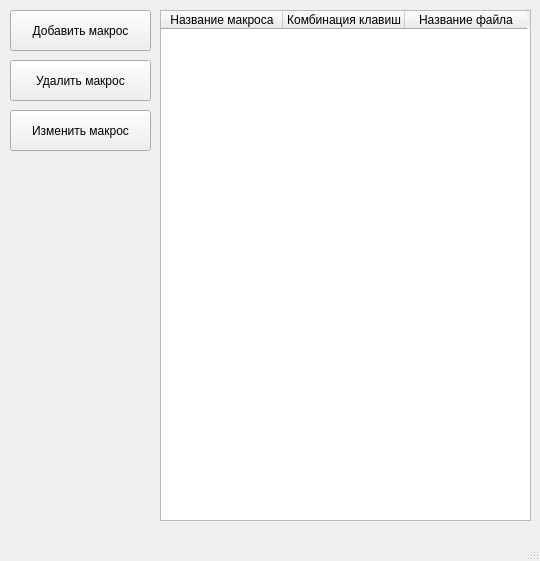
Before: the Qt Designer form design/ui/macros.ui in ashigaru0/Macroses-PCProgram, drawn with Qt 5.
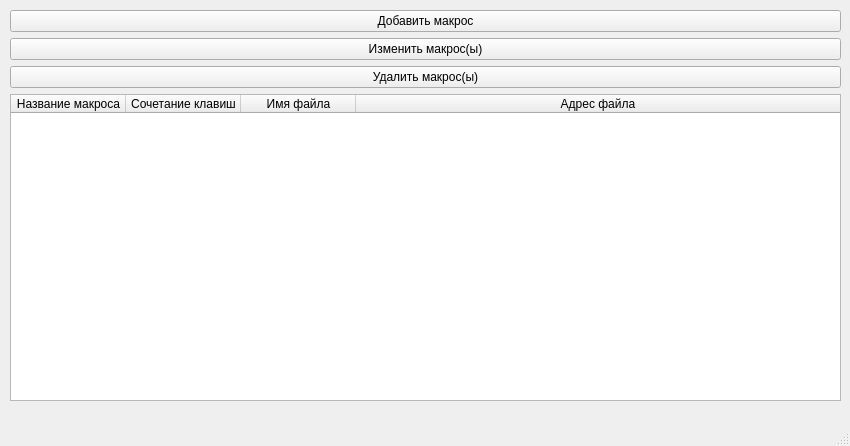
After: the same form once the commit is applied.

The edit to the form file:
```diff
--- a/design/ui/macros.ui
+++ b/design/ui/macros.ui
@@ -6,131 +6,76 @@
    <rect>
     <x>0</x>
     <y>0</y>
-    <width>540</width>
-    <height>561</height>
+    <width>850</width>
+    <height>446</height>
    </rect>
   </property>
   <property name="windowTitle">
    <string>Макросы</string>
   </property>
   <widget class="QWidget" name="centralwidget">
-   <widget class="QPushButton" name="add_btn">
+   <widget class="QWidget" name="gridLayoutWidget">
     <property name="geometry">
      <rect>
       <x>10</x>
       <y>10</y>
-      <width>141</width>
-      <height>41</height>
+      <width>831</width>
+      <height>391</height>
      </rect>
     </property>
-    <property name="text">
-     <string>Добавить макрос</string>
-    </property>
-   </widget>
+    <layout class="QGridLayout" name="gridLayout">
+     <item row="3" column="0">
    <widget class="QPushButton" name="del_btn">
-    <property name="geometry">
-     <rect>
-      <x>10</x>
-      <y>60</y>
-      <width>141</width>
-      <height>41</height>
-     </rect>
-    </property>
     <property name="text">
-     <string>Удалить макрос</string>
-    </property>
-   </widget>
+        <string>Удалить макрос(ы)</string>
+       </property>
+      </widget>
+     </item>
+     <item row="1" column="0">
    <widget class="QPushButton" name="change_btn">
-    <property name="geometry">
-     <rect>
-      <x>10</x>
-      <y>110</y>
-      <width>141</width>
-      <height>41</height>
-     </rect>
-    </property>
+       <property name="text">
+        <string>Изменить макрос(ы)</string>
+       </property>
+      </widget>
+     </item>
+     <item row="0" column="0">
+      <widget class="QPushButton" name="add_btn">
     <property name="text">
-     <string>Изменить макрос</string>
-    </property>
-   </widget>
+        <string>Добавить макрос</string>
+       </property>
+      </widget>
+     </item>
+     <item row="4" column="0">
    <widget class="QTableWidget" name="macros_table">
-    <property name="geometry">
-     <rect>
-      <x>160</x>
-      <y>10</y>
-      <width>371</width>
-      <height>511</height>
-     </rect>
-    </property>
-    <property name="minimumSize">
-     <size>
-      <width>261</width>
-      <height>501</height>
-     </size>
-    </property>
-    <property name="maximumSize">
-     <size>
-      <width>411</width>
-      <height>511</height>
-     </size>
-    </property>
-    <property name="sortingEnabled">
-     <bool>false</bool>
-    </property>
-    <attribute name="horizontalHeaderCascadingSectionResizes">
-     <bool>false</bool>
-    </attribute>
     <attribute name="horizontalHeaderDefaultSectionSize">
-     <number>122</number>
-    </attribute>
-    <attribute name="horizontalHeaderMinimumSectionSize">
-     <number>49</number>
-    </attribute>
-    <attribute name="horizontalHeaderShowSortIndicator" stdset="0">
-     <bool>false</bool>
+        <number>115</number>
     </attribute>
     <attribute name="horizontalHeaderStretchLastSection">
-     <bool>false</bool>
-    </attribute>
-    <attribute name="verticalHeaderCascadingSectionResizes">
-     <bool>false</bool>
-    </attribute>
-    <attribute name="verticalHeaderDefaultSectionSize">
-     <number>33</number>
-    </attribute>
-    <attribute name="verticalHeaderMinimumSectionSize">
-     <number>23</number>
-    </attribute>
-    <attribute name="verticalHeaderShowSortIndicator" stdset="0">
-     <bool>false</bool>
-    </attribute>
-    <attribute name="verticalHeaderStretchLastSection">
-     <bool>false</bool>
+        <bool>true</bool>
     </attribute>
     <column>
      <property name="text">
       <string>Название макроса</string>
      </property>
-     <property name="textAlignment">
-      <set>AlignCenter</set>
+       </column>
+       <column>
+        <property name="text">
+         <string>Сочетание клавиш</string>
      </property>
     </column>
     <column>
      <property name="text">
-      <string>Комбинация клавиш</string>
-     </property>
-     <property name="textAlignment">
-      <set>AlignCenter</set>
-     </property>
+         <string>Имя файла</string>
+        </property>
     </column>
     <column>
      <property name="text">
-      <string>Название файла</string>
-     </property>
-     <property name="textAlignment">
-      <set>AlignCenter</set>
-     </property>
-    </column>
+         <string>Адрес файла</string>
+        </property>
+       </column>
+      </widget>
+     </item>
+    </layout>
    </widget>
   </widget>
   <widget class="QMenuBar" name="menubar">
```
Left out of the diff: 2 changed lines with no effect on the pictures. Lines whose indentation alone changed are shown as unchanged.
